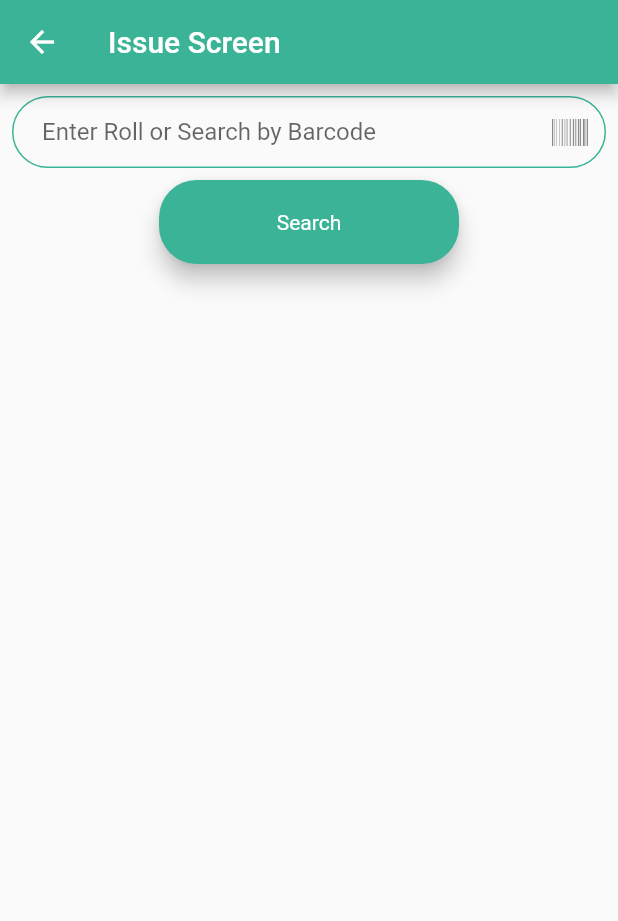
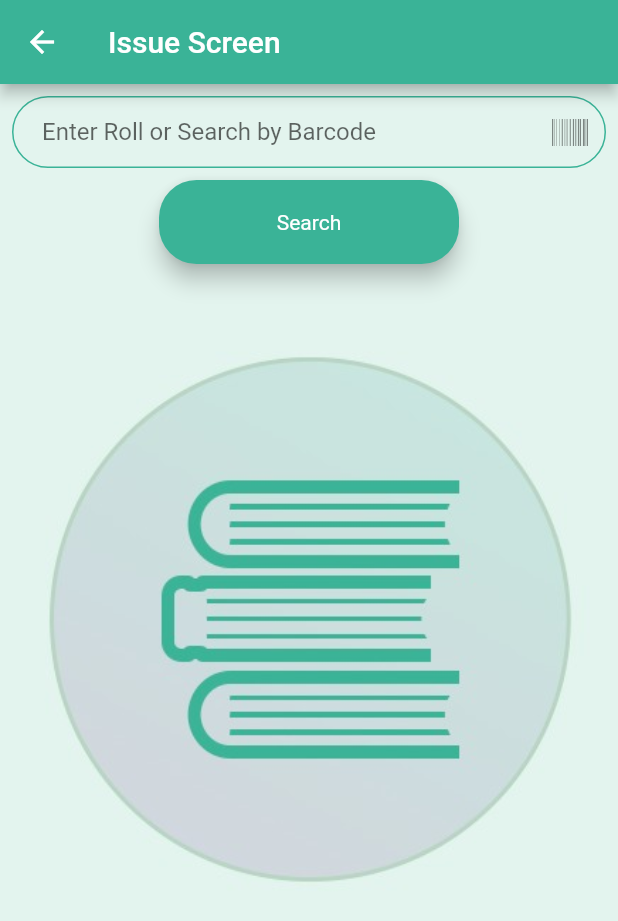
Before and after one commit to mrinal2305/Hack_2020, a Flutter app: the IssueScreen screen opened by its route, on a phone screen of 412 x 824 dp. Shown: the top 921 px of the screen. Run offline on Flutter 3.47's test engine with Material 2 defaults, Android fonts, the phone set to English and light mode, and no system bars; our stand-ins replace cloud_firestore, firebase_auth, flutter_speed_dial, font_awesome_flutter, modal_progress_hud; missing offline and left inert: barcode_scan; accounts and stored records are empty; network calls fail.

Commit message:
added image and fix some issues

```diff
--- a/lib/models/nlp.dart
+++ b/lib/models/nlp.dart
@@ -1,7 +1,7 @@
 class Nlp{
-  List<Map<String,String>> concept;
   String sentiment;
   String isbn;
   List subCategory=[];
-  Nlp({this.concept,this.sentiment,this.isbn});
+  List concept=[];
+  Nlp({this.sentiment,this.isbn});
 }
--- a/lib/screens/home_screen.dart
+++ b/lib/screens/home_screen.dart
@@ -35,7 +35,7 @@ class HomeScreen extends StatelessWidget {
                     crossAxisAlignment: CrossAxisAlignment.start,
                     mainAxisAlignment: MainAxisAlignment.start,
                     children: <Widget>[
-                      Text('Drawer Header'),
+                      Text('Profile'),
                       Flexible(
                         child: Image.asset('images/personal.png'),
                       ),
@@ -43,7 +43,7 @@ class HomeScreen extends StatelessWidget {
                   ),
                 ),
                 ListTile(
-                  title: Text('Item 1'),
+                  title: Text('Name'),
                   onTap: () {
                     // Update the state of the app
                     // ...
@@ -52,7 +52,7 @@ class HomeScreen extends StatelessWidget {
                   },
                 ),
                 ListTile(
-                  title: Text('Item 2'),
+                  title: Text('Post'),
                   onTap: () {
                     // Update the state of the app
                     // ...
--- a/lib/screens/issueScreens/issue_screen.dart
+++ b/lib/screens/issueScreens/issue_screen.dart
@@ -16,6 +16,7 @@ class IssueScreen extends StatefulWidget {
 class _IssueScreenState extends State<IssueScreen> {
   final rollController = TextEditingController();
   String roll;
+
   void getRollByBar() async {
     try {
       String result = await BarcodeScanner.scan();
@@ -40,7 +41,17 @@ class _IssueScreenState extends State<IssueScreen> {
   @override
   Widget build(BuildContext context) {
     return SafeArea(
-      child: Scaffold(
+      child: Stack(
+        children: <Widget>[
+          Container(
+            height: double.infinity,
+            child: Image.asset(
+              'images/back.jpeg',
+              fit: BoxFit.fill,
+            ),
+          ),
+          Scaffold(
+            backgroundColor: Colors.transparent,
             appBar: AppBar(
               backgroundColor: kPrimaryColor,
               title: Text('Issue Screen'),
@@ -68,14 +79,17 @@ class _IssueScreenState extends State<IssueScreen> {
                 RoundIconButton(
                   title: 'Search',
                   onPress: () {
-                roll=rollController.text;
+                    roll = rollController.text;
                     print(roll);
-                Navigator.pushNamed(context, StudentInfo.id,arguments: roll);
+                    Navigator.pushNamed(context, StudentInfo.id,
+                        arguments: roll);
                   },
                 ),
               ],
             ),
           ),
+        ],
+      ),
     );
   }
 }
--- a/lib/services/book_model.dart
+++ b/lib/services/book_model.dart
@@ -43,4 +43,9 @@ class BookModel{
     var bookDetails=await NetworkHelper.getSubCategory(desc);
     return bookDetails;
   }
+
+  Future<dynamic> getBookConcept(String desc) async{
+    var bookDetails=await NetworkHelper.getConcept(desc);
+    return bookDetails;
+  }
 }
```
Also changed, not shown: lib/screens/addScreens/add_book_screen.dart (+8 -2 lines), lib/screens/addScreens/book_input.dart (+58 -4 lines), lib/screens/issueScreens/book_issue.dart (+30 -15 lines), lib/screens/search_screen.dart (+22 -6 lines), lib/services/firebase_helpers.dart (+21 -5 lines), lib/services/networking.dart (+22 -2 lines), images/back.jpeg (added), images/back2.jpeg (added), images/back3.jpeg (added), images/logo.jpeg (added). Lines whose indentation alone changed are shown as unchanged.
